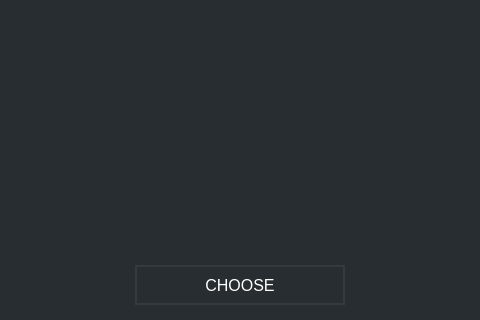
The window that src/gui/ui/addressbookdialog.ui (ConcealNetwork/conceal-desktop) describes before a commit, drawn with Qt 5; both pictures show x 134 to 614 and y 205 to 525 of the 747 by 525 pixel window.
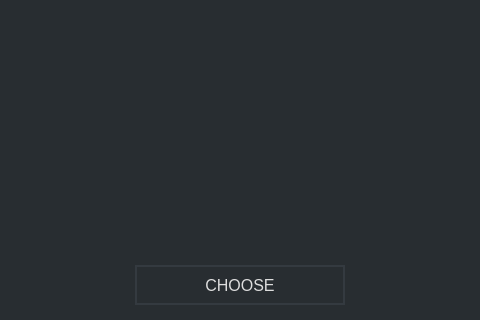
The same window after the commit.

Diff of the .ui file:
```diff
--- a/src/gui/ui/addressbookdialog.ui
+++ b/src/gui/ui/addressbookdialog.ui
@@ -76,7 +76,7 @@
         </font>
        </property>
        <property name="styleSheet">
-        <string notr="true">color: white; border: 2px solid #343a40; font-size: 16px;</string>
+        <string notr="true">color: #ddd; border: 2px solid #343a40; font-size: 16px;</string>
        </property>
        <property name="text">
         <string>CHOOSE</string>
```
Left out of the diff: 2 changed lines with no effect on the pictures.
